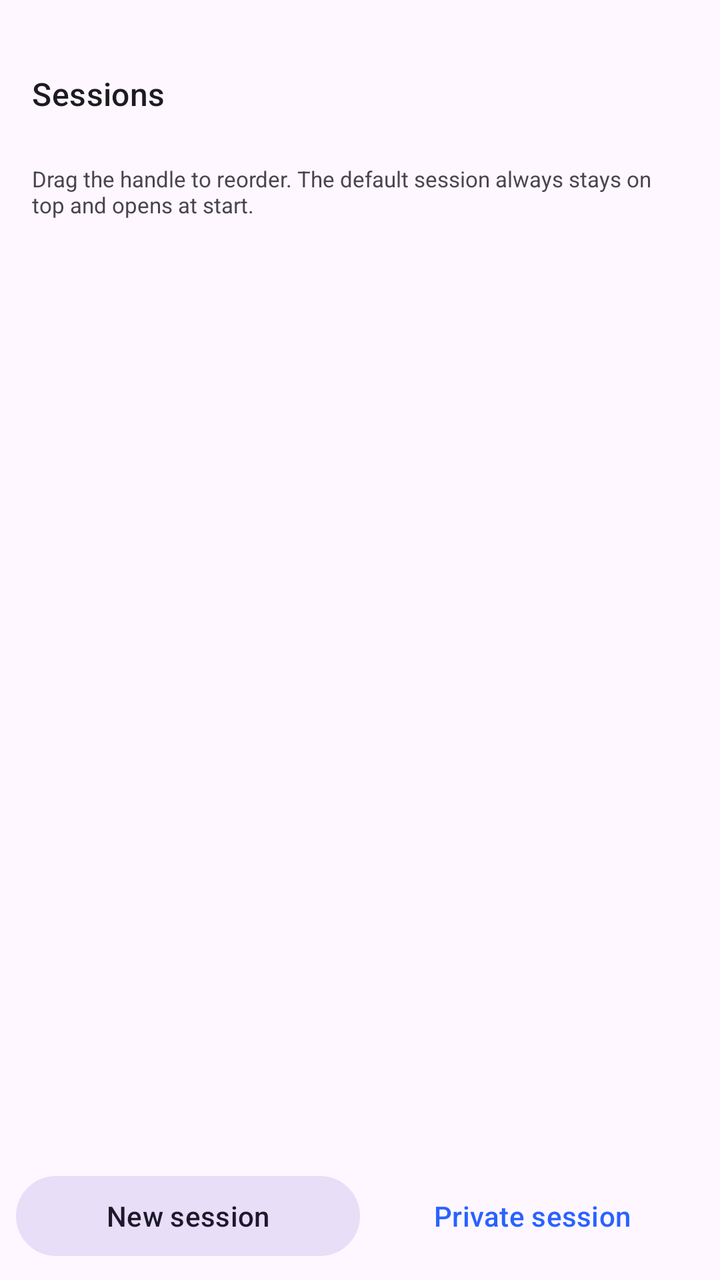
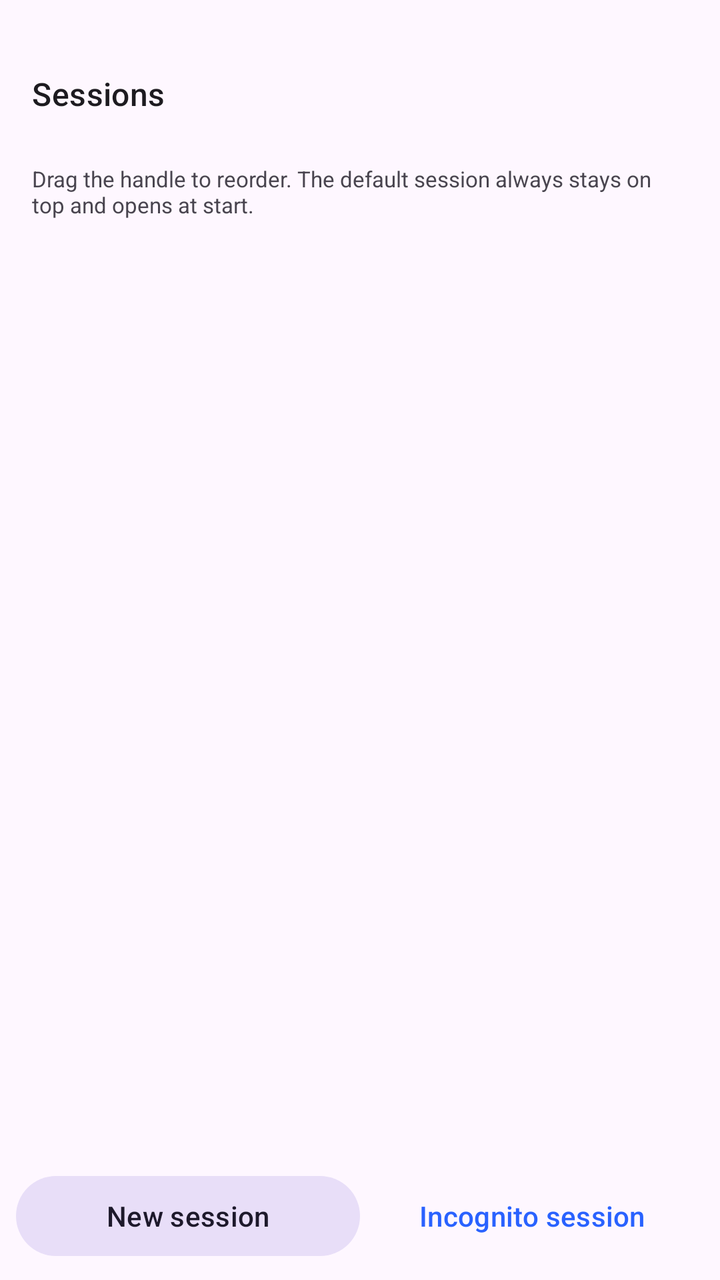

An Android layout rendered at two revisions. The XML below is the earlier revision; the diff shows what the commit changed to produce the second picture.
<!-- AndroidManifest.xml: application theme Theme.MultiSessionBrowser -->
<!-- res/layout/drawer_sessions.xml -->
<?xml version="1.0" encoding="utf-8"?>
<LinearLayout xmlns:android="http://schemas.android.com/apk/res/android"
    android:layout_width="match_parent"
    android:layout_height="match_parent"
    android:background="?attr/colorSurface"
    android:clickable="true"
    android:focusable="true"
    android:orientation="vertical"
    android:paddingTop="24dp">
    <TextView
        android:layout_width="match_parent"
        android:layout_height="wrap_content"
        android:paddingStart="16dp"
        android:paddingTop="12dp"
        android:paddingEnd="16dp"
        android:text="@string/sessions"
        android:textAppearance="?attr/textAppearanceTitleMedium" />
    <TextView
        android:id="@+id/isolationStatus"
        android:layout_width="match_parent"
        android:layout_height="wrap_content"
        android:paddingStart="16dp"
        android:paddingEnd="16dp"
        android:paddingBottom="8dp"
        android:textColor="?attr/colorOnSurfaceVariant"
        android:textSize="12sp" />
    <TextView
        android:layout_width="match_parent"
        android:layout_height="wrap_content"
        android:paddingStart="16dp"
        android:paddingEnd="16dp"
        android:paddingBottom="4dp"
        android:text="@string/sessions_reorder_hint"
        android:textColor="?attr/colorOnSurfaceVariant"
        android:textSize="11sp" />
    <androidx.recyclerview.widget.RecyclerView
        android:id="@+id/sessionsRecycler"
        android:layout_width="match_parent"
        android:layout_height="0dp"
        android:layout_weight="1"
        android:clipToPadding="false"
        android:paddingBottom="8dp" />
    <LinearLayout
        android:layout_width="match_parent"
        android:layout_height="wrap_content"
        android:orientation="horizontal"
        android:padding="8dp">
        <com.google.android.material.button.MaterialButton
            android:id="@+id/newSessionButton"
            style="@style/Widget.Material3.Button.TonalButton"
            android:layout_width="0dp"
            android:layout_height="wrap_content"
            android:layout_weight="1"
            android:text="@string/new_session" />
        <com.google.android.material.button.MaterialButton
            android:id="@+id/newPrivateButton"
            style="@style/Widget.Material3.Button.TextButton"
            android:layout_width="0dp"
            android:layout_height="wrap_content"
            android:layout_weight="1"
            android:text="@string/private_session" />
    </LinearLayout>
</LinearLayout>
<!-- resources referenced by this layout -->
<resources>
  <string name="new_session">New session</string>
  <string name="private_session">Private session</string>
  <string name="sessions">Sessions</string>
  <string name="sessions_reorder_hint">Drag the handle to reorder. The default session always stays on top and opens at start.</string>
  <style name="Theme.MultiSessionBrowser" parent="Theme.Material3.DayNight.NoActionBar">
          <item name="colorPrimary">@color/brand_primary</item>
          <item name="colorOnPrimary">@color/brand_on_primary</item>
          <item name="colorPrimaryContainer">@color/brand_primary_container</item>
          <item name="colorOnPrimaryContainer">@color/brand_on_primary_container</item>
          <item name="android:statusBarColor">?attr/colorSurface</item>
          <item name="android:navigationBarColor">?attr/colorSurface</item>
          <item name="android:windowLightStatusBar">true</item>
          <item name="android:windowLightNavigationBar">true</item>
          <item name="preferenceTheme">@style/PreferenceThemeOverlay</item>
      </style>
  <color name="brand_primary">#2962FF</color>
  <color name="brand_on_primary">#FFFFFF</color>
  <color name="brand_primary_container">#DCE1FF</color>
  <color name="brand_on_primary_container">#001550</color>
</resources>

<!-- the commit's change to res/layout/drawer_sessions.xml (unified diff, before → after) -->
@@ -58,6 +58,6 @@
             android:layout_width="0dp"
             android:layout_height="wrap_content"
             android:layout_weight="1"
-            android:text="@string/private_session" />
+            android:text="@string/incognito_session" />
     </LinearLayout>
 </LinearLayout>
<!-- resource entries referenced after the edit -->
@@ -1,7 +1,7 @@
 <!-- resources referenced by this layout -->
 <resources>
+  <string name="incognito_session">Incognito session</string>
   <string name="new_session">New session</string>
-  <string name="private_session">Private session</string>
   <string name="sessions">Sessions</string>
   <string name="sessions_reorder_hint">Drag the handle to reorder. The default session always stays on top and opens at start.</string>
   <style name="Theme.MultiSessionBrowser" parent="Theme.Material3.DayNight.NoActionBar">
